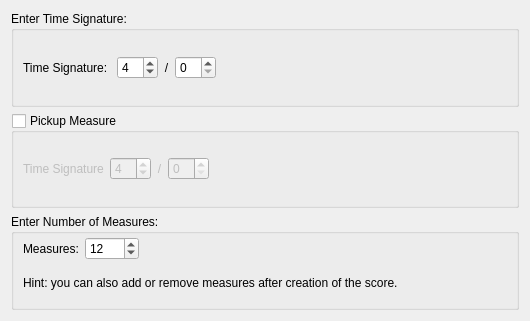
Before: the Qt Designer form mscore/mscore/timesigwizard.ui in musescore/musescore-old, drawn with Qt 5.
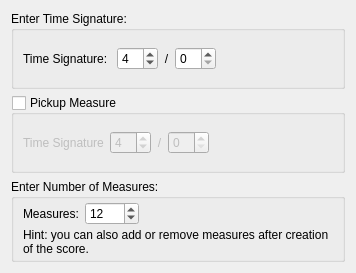
After: the same form once the commit is applied. Custom widgets are drawn as their Qt base class.

```diff
--- a/mscore/mscore/timesigwizard.ui
+++ b/mscore/mscore/timesigwizard.ui
@@ -6,8 +6,8 @@
    <rect>
     <x>0</x>
     <y>0</y>
-    <width>530</width>
-    <height>321</height>
+    <width>356</width>
+    <height>261</height>
    </rect>
   </property>
   <property name="windowTitle">
@@ -26,7 +26,7 @@
       <string>Enter Time Signature:</string>
      </property>
      <property name="flat">
-      <bool>true</bool>
+      <bool>false</bool>
      </property>
      <layout class="QHBoxLayout">
       <item>
@@ -90,7 +90,7 @@
       <string>Pickup Measure</string>
      </property>
      <property name="flat">
-      <bool>true</bool>
+      <bool>false</bool>
      </property>
      <property name="checkable">
       <bool>true</bool>
@@ -160,7 +160,7 @@
       <string>Enter Number of Measures:</string>
      </property>
      <property name="flat">
-      <bool>true</bool>
+      <bool>false</bool>
      </property>
      <layout class="QGridLayout">
       <property name="topMargin">
```
